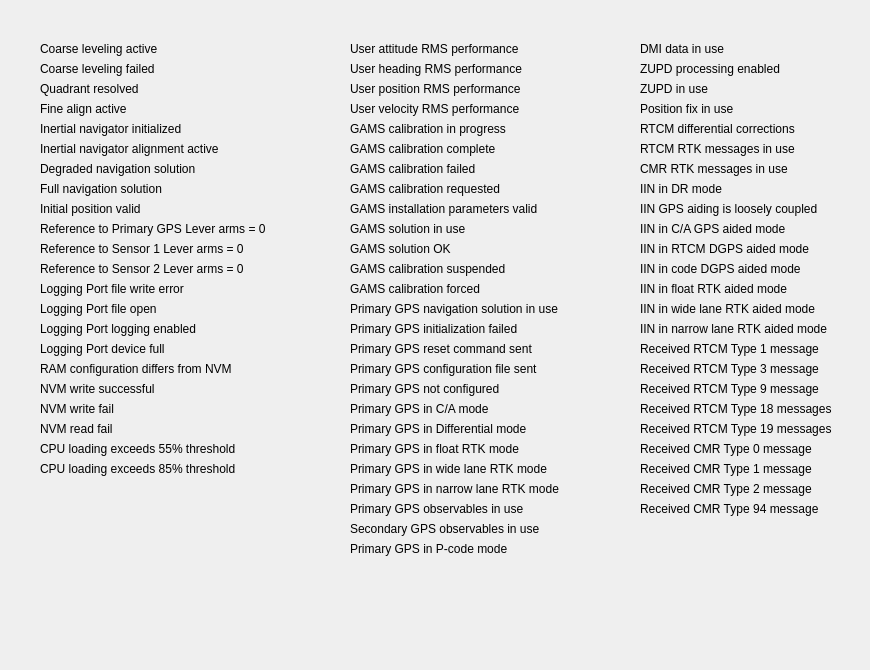
The window that src/lib/visualization/StatusControl.ui (jmaye/libposlv) describes before a commit, drawn with Qt 5.
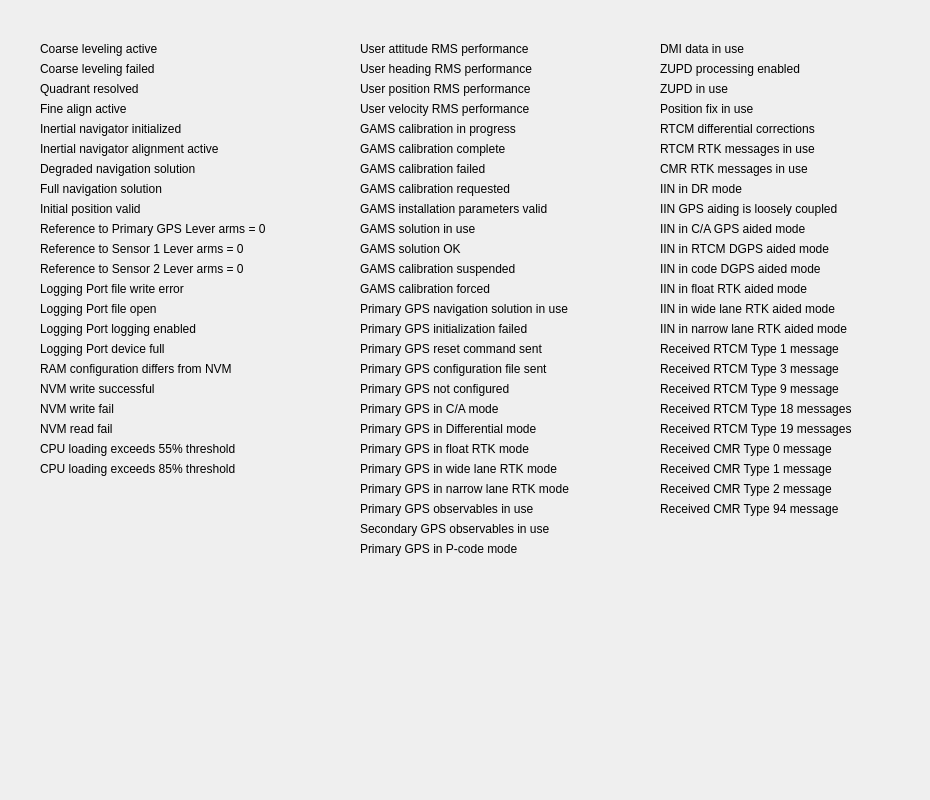
The same window after the commit. Custom widgets are drawn as their Qt base class.

```diff
--- a/src/lib/visualization/StatusControl.ui
+++ b/src/lib/visualization/StatusControl.ui
@@ -6,8 +6,8 @@
    <rect>
     <x>0</x>
     <y>0</y>
-    <width>870</width>
-    <height>670</height>
+    <width>930</width>
+    <height>800</height>
    </rect>
   </property>
   <property name="windowTitle">
@@ -522,7 +522,7 @@
   <widget class="Led" name="gamsInstallParamsLed" native="true">
    <property name="geometry">
     <rect>
-     <x>320</x>
+     <x>330</x>
      <y>200</y>
      <width>16</width>
      <height>16</height>
@@ -532,7 +532,7 @@
   <widget class="Led" name="primGPSRTKModeLed" native="true">
    <property name="geometry">
     <rect>
-     <x>320</x>
+     <x>330</x>
      <y>440</y>
      <width>16</width>
      <height>16</height>
@@ -542,7 +542,7 @@
   <widget class="QLabel" name="label_11">
    <property name="geometry">
     <rect>
-     <x>350</x>
+     <x>360</x>
      <y>320</y>
      <width>211</width>
      <height>17</height>
@@ -555,7 +555,7 @@
   <widget class="Led" name="primGPSNotConfiguredLed" native="true">
    <property name="geometry">
     <rect>
-     <x>320</x>
+     <x>330</x>
      <y>380</y>
      <width>16</width>
      <height>16</height>
@@ -565,7 +565,7 @@
   <widget class="QLabel" name="label_24">
    <property name="geometry">
     <rect>
-     <x>350</x>
+     <x>360</x>
      <y>160</y>
      <width>161</width>
      <height>17</height>
@@ -578,7 +578,7 @@
   <widget class="Led" name="gamsCalibReqLed" native="true">
    <property name="geometry">
     <rect>
-     <x>320</x>
+     <x>330</x>
      <y>180</y>
      <width>16</width>
      <height>16</height>
@@ -588,7 +588,7 @@
   <widget class="QLabel" name="label_25">
    <property name="geometry">
     <rect>
-     <x>350</x>
+     <x>360</x>
      <y>40</y>
      <width>211</width>
      <height>17</height>
@@ -601,7 +601,7 @@
   <widget class="QLabel" name="label_26">
    <property name="geometry">
     <rect>
-     <x>350</x>
+     <x>360</x>
      <y>360</y>
      <width>231</width>
      <height>17</height>
@@ -614,7 +614,7 @@
   <widget class="QLabel" name="label_27">
    <property name="geometry">
     <rect>
-     <x>350</x>
+     <x>360</x>
      <y>380</y>
      <width>181</width>
      <height>17</height>
@@ -627,7 +627,7 @@
   <widget class="QLabel" name="label_28">
    <property name="geometry">
     <rect>
-     <x>350</x>
+     <x>360</x>
      <y>460</y>
      <width>241</width>
      <height>17</height>
@@ -640,7 +640,7 @@
   <widget class="QLabel" name="label_29">
    <property name="geometry">
     <rect>
-     <x>350</x>
+     <x>360</x>
      <y>180</y>
      <width>191</width>
      <height>17</height>
@@ -653,7 +653,7 @@
   <widget class="Led" name="attitudeRMSLed" native="true">
    <property name="geometry">
     <rect>
-     <x>320</x>
+     <x>330</x>
      <y>40</y>
      <width>16</width>
      <height>16</height>
@@ -663,7 +663,7 @@
   <widget class="Led" name="primGPSCAModeLed" native="true">
    <property name="geometry">
     <rect>
-     <x>320</x>
+     <x>330</x>
      <y>400</y>
      <width>16</width>
      <height>16</height>
@@ -673,7 +673,7 @@
   <widget class="QLabel" name="label_30">
    <property name="geometry">
     <rect>
-     <x>350</x>
+     <x>360</x>
      <y>260</y>
      <width>191</width>
      <height>17</height>
@@ -686,7 +686,7 @@
   <widget class="Led" name="gamsCalibFailedLed" native="true">
    <property name="geometry">
     <rect>
-     <x>320</x>
+     <x>330</x>
      <y>160</y>
      <width>16</width>
      <height>16</height>
@@ -696,7 +696,7 @@
   <widget class="QLabel" name="label_31">
    <property name="geometry">
     <rect>
-     <x>350</x>
+     <x>360</x>
      <y>300</y>
      <width>261</width>
      <height>17</height>
@@ -709,7 +709,7 @@
   <widget class="QLabel" name="label_32">
    <property name="geometry">
     <rect>
-     <x>350</x>
+     <x>360</x>
      <y>280</y>
      <width>161</width>
      <height>17</height>
@@ -722,7 +722,7 @@
   <widget class="QLabel" name="label_33">
    <property name="geometry">
     <rect>
-     <x>350</x>
+     <x>360</x>
      <y>240</y>
      <width>121</width>
      <height>17</height>
@@ -735,7 +735,7 @@
   <widget class="Led" name="primGPSResetLed" native="true">
    <property name="geometry">
     <rect>
-     <x>320</x>
+     <x>330</x>
      <y>340</y>
      <width>16</width>
      <height>16</height>
@@ -745,7 +745,7 @@
   <widget class="QLabel" name="label_34">
    <property name="geometry">
     <rect>
-     <x>350</x>
+     <x>360</x>
      <y>400</y>
      <width>171</width>
      <height>17</height>
@@ -758,7 +758,7 @@
   <widget class="QLabel" name="label_35">
    <property name="geometry">
     <rect>
-     <x>350</x>
+     <x>360</x>
      <y>420</y>
      <width>221</width>
      <height>17</height>
@@ -771,7 +771,7 @@
   <widget class="QLabel" name="label_36">
    <property name="geometry">
     <rect>
-     <x>350</x>
+     <x>360</x>
      <y>140</y>
      <width>181</width>
      <height>17</height>
@@ -784,7 +784,7 @@
   <widget class="Led" name="velRMSLed" native="true">
    <property name="geometry">
     <rect>
-     <x>320</x>
+     <x>330</x>
      <y>100</y>
      <width>16</width>
      <height>16</height>
@@ -794,7 +794,7 @@
   <widget class="Led" name="gamsSolOkLed" native="true">
    <property name="geometry">
     <rect>
-     <x>320</x>
+     <x>330</x>
      <y>240</y>
      <width>16</width>
      <height>16</height>
@@ -804,7 +804,7 @@
   <widget class="Led" name="primGPSInitFailedLed" native="true">
    <property name="geometry">
     <rect>
-     <x>320</x>
+     <x>330</x>
      <y>320</y>
      <width>16</width>
      <height>16</height>
@@ -814,7 +814,7 @@
   <widget class="QLabel" name="label_37">
    <property name="geometry">
     <rect>
-     <x>350</x>
+     <x>360</x>
      <y>220</y>
      <width>141</width>
      <height>17</height>
@@ -827,7 +827,7 @@
   <widget class="Led" name="gamsCalibProgressLed" native="true">
    <property name="geometry">
     <rect>
-     <x>320</x>
+     <x>330</x>
      <y>120</y>
      <width>16</width>
      <height>16</height>
@@ -837,7 +837,7 @@
   <widget class="QLabel" name="label_38">
    <property name="geometry">
     <rect>
-     <x>350</x>
+     <x>360</x>
      <y>120</y>
      <width>191</width>
      <height>17</height>
@@ -850,7 +850,7 @@
   <widget class="Led" name="gamsCalibForcedLed" native="true">
    <property name="geometry">
     <rect>
-     <x>320</x>
+     <x>330</x>
      <y>280</y>
      <width>16</width>
      <height>16</height>
@@ -860,7 +860,7 @@
   <widget class="QLabel" name="label_39">
    <property name="geometry">
     <rect>
-     <x>350</x>
+     <x>360</x>
      <y>200</y>
      <width>241</width>
      <height>17</height>
@@ -873,7 +873,7 @@
   <widget class="QLabel" name="label_40">
    <property name="geometry">
     <rect>
-     <x>350</x>
+     <x>360</x>
      <y>80</y>
      <width>211</width>
      <height>17</height>
@@ -886,7 +886,7 @@
   <widget class="Led" name="primGPSConfigSentLed" native="true">
    <property name="geometry">
     <rect>
-     <x>320</x>
+     <x>330</x>
      <y>360</y>
      <width>16</width>
      <height>16</height>
@@ -896,7 +896,7 @@
   <widget class="Led" name="primGPSWideRTKModeLed" native="true">
    <property name="geometry">
     <rect>
-     <x>320</x>
+     <x>330</x>
      <y>460</y>
      <width>16</width>
      <height>16</height>
@@ -906,7 +906,7 @@
   <widget class="Led" name="headingRMSLed" native="true">
    <property name="geometry">
     <rect>
-     <x>320</x>
+     <x>330</x>
      <y>60</y>
      <width>16</width>
      <height>16</height>
@@ -916,7 +916,7 @@
   <widget class="QLabel" name="label_41">
    <property name="geometry">
     <rect>
-     <x>350</x>
+     <x>360</x>
      <y>440</y>
      <width>201</width>
      <height>17</height>
@@ -929,7 +929,7 @@
   <widget class="QLabel" name="label_42">
    <property name="geometry">
     <rect>
-     <x>350</x>
+     <x>360</x>
      <y>60</y>
      <width>211</width>
      <height>17</height>
@@ -942,7 +942,7 @@
   <widget class="QLabel" name="label_43">
    <property name="geometry">
     <rect>
-     <x>350</x>
+     <x>360</x>
      <y>100</y>
      <width>211</width>
      <height>17</height>
@@ -955,7 +955,7 @@
   <widget class="Led" name="primGPSNavSolInUseLed" native="true">
    <property name="geometry">
     <rect>
-     <x>320</x>
+     <x>330</x>
      <y>300</y>
      <width>16</width>
      <height>16</height>
@@ -965,7 +965,7 @@
   <widget class="QLabel" name="label_44">
    <property name="geometry">
     <rect>
-     <x>350</x>
+     <x>360</x>
      <y>340</y>
      <width>221</width>
      <height>17</height>
@@ -978,7 +978,7 @@
   <widget class="Led" name="gamsCalibSuspLed" native="true">
    <property name="geometry">
     <rect>
-     <x>320</x>
+     <x>330</x>
      <y>260</y>
      <width>16</width>
      <height>16</height>
@@ -988,7 +988,7 @@
   <widget class="Led" name="gamsSolInUseLed" native="true">
    <property name="geometry">
     <rect>
-     <x>320</x>
+     <x>330</x>
      <y>220</y>
      <width>16</width>
      <height>16</height>
@@ -998,7 +998,7 @@
   <widget class="Led" name="primGPSDIffModLed" native="true">
    <property name="geometry">
     <rect>
-     <x>320</x>
+     <x>330</x>
      <y>420</y>
      <width>16</width>
      <height>16</height>
@@ -1008,7 +1008,7 @@
   <widget class="Led" name="posRMSLed" native="true">
    <property name="geometry">
     <rect>
-     <x>320</x>
+     <x>330</x>
      <y>80</y>
      <width>16</width>
      <height>16</height>
@@ -1018,7 +1018,7 @@
   <widget class="Led" name="gamsCalibCompleteLed" native="true">
    <property name="geometry">
     <rect>
-     <x>320</x>
+     <x>330</x>
      <y>140</y>
      <width>16</width>
      <height>16</height>
@@ -1028,7 +1028,7 @@
   <widget class="Led" name="primGPSNarrowRTKModeLed" native="true">
    <property name="geometry">
     <rect>
-     <x>320</x>
+     <x>330</x>
      <y>480</y>
      <width>16</width>
      <height>16</height>
@@ -1038,7 +1038,7 @@
   <widget class="QLabel" name="label_49">
    <property name="geometry">
     <rect>
-     <x>350</x>
+     <x>360</x>
      <y>520</y>
      <width>231</width>
      <height>17</height>
@@ -1051,7 +1051,7 @@
   <widget class="Led" name="secGPSObsLed" native="true">
    <property name="geometry">
     <rect>
-     <x>320</x>
+     <x>330</x>
      <y>520</y>
      <width>16</width>
      <height>16</height>
@@ -1061,7 +1061,7 @@
   <widget class="QLabel" name="label_51">
    <property name="geometry">
     <rect>
-     <x>350</x>
+     <x>360</x>
      <y>500</y>
      <width>211</width>
      <height>17</height>
@@ -1074,7 +1074,7 @@
   <widget class="Led" name="primGPSObsLed" native="true">
    <property name="geometry">
     <rect>
-     <x>320</x>
+     <x>330</x>
      <y>500</y>
      <width>16</width>
      <height>16</height>
@@ -1084,7 +1084,7 @@
   <widget class="QLabel" name="label_52">
    <property name="geometry">
     <rect>
-     <x>350</x>
+     <x>360</x>
      <y>480</y>
      <width>251</width>
      <height>17</height>
@@ -1097,7 +1097,7 @@
   <widget class="QLabel" name="label_53">
    <property name="geometry">
     <rect>
-     <x>350</x>
+     <x>360</x>
      <y>540</y>
      <width>191</width>
      <height>17</height>
@@ -1110,7 +1110,7 @@
   <widget class="Led" name="primGPSPCodeLed" native="true">
    <property name="geometry">
     <rect>
-     <x>320</x>
+     <x>330</x>
      <y>540</y>
      <width>16</width>
      <height>16</height>
@@ -1120,7 +1120,7 @@
   <widget class="QLabel" name="label_45">
    <property name="geometry">
     <rect>
-     <x>640</x>
+     <x>660</x>
      <y>140</y>
      <width>181</width>
      <height>17</height>
@@ -1133,7 +1133,7 @@
   <widget class="QLabel" name="label_46">
    <property name="geometry">
     <rect>
-     <x>640</x>
+     <x>660</x>
      <y>380</y>
      <width>211</width>
      <height>17</height>
@@ -1146,7 +1146,7 @@
   <widget class="QLabel" name="label_47">
    <property name="geometry">
     <rect>
-     <x>640</x>
+     <x>660</x>
      <y>80</y>
      <width>211</width>
      <height>17</height>
@@ -1159,7 +1159,7 @@
   <widget class="QLabel" name="label_48">
    <property name="geometry">
     <rect>
-     <x>640</x>
+     <x>660</x>
      <y>220</y>
      <width>171</width>
      <height>17</height>
@@ -1172,7 +1172,7 @@
   <widget class="QLabel" name="label_50">
    <property name="geometry">
     <rect>
-     <x>640</x>
+     <x>660</x>
      <y>300</y>
      <width>261</width>
      <height>17</height>
@@ -1185,7 +1185,7 @@
   <widget class="QLabel" name="label_54">
    <property name="geometry">
     <rect>
-     <x>640</x>
+     <x>660</x>
      <y>260</y>
      <width>191</width>
      <height>17</height>
@@ -1198,7 +1198,7 @@
   <widget class="QLabel" name="label_55">
    <property name="geometry">
     <rect>
-     <x>640</x>
+     <x>660</x>
      <y>480</y>
      <width>251</width>
      <height>17</height>
@@ -1211,7 +1211,7 @@
   <widget class="Led" name="cmrRTKMsgInUseLed" native="true">
    <property name="geometry">
     <rect>
-     <x>610</x>
+     <x>630</x>
      <y>160</y>
      <width>16</width>
      <height>16</height>
@@ -1221,7 +1221,7 @@
   <widget class="Led" name="iinDGPSLed" native="true">
    <property name="geometry">
     <rect>
-     <x>610</x>
+     <x>630</x>
      <y>260</y>
      <width>16</width>
      <height>16</height>
@@ -1231,7 +1231,7 @@
   <widget class="QLabel" name="label_56">
    <property name="geometry">
     <rect>
-     <x>640</x>
+     <x>660</x>
      <y>60</y>
      <width>211</width>
      <height>17</height>
@@ -1244,7 +1244,7 @@
   <widget class="Led" name="iinDRModeLed" native="true">
    <property name="geometry">
     <rect>
-     <x>610</x>
+     <x>630</x>
      <y>180</y>
      <width>16</width>
      <height>16</height>
@@ -1254,7 +1254,7 @@
   <widget class="Led" name="iinRTCMDGPSLed" native="true">
    <property name="geometry">
     <rect>
-     <x>610</x>
+     <x>630</x>
      <y>240</y>
      <width>16</width>
      <height>16</height>
@@ -1264,7 +1264,7 @@
   <widget class="Led" name="recRTCM18Led" native="true">
    <property name="geometry">
     <rect>
-     <x>610</x>
+     <x>630</x>
      <y>400</y>
      <width>16</width>
      <height>16</height>
@@ -1274,7 +1274,7 @@
   <widget class="QLabel" name="label_57">
    <property name="geometry">
     <rect>
-     <x>640</x>
+     <x>660</x>
      <y>400</y>
      <width>231</width>
      <height>17</height>
@@ -1287,7 +1287,7 @@
   <widget class="Led" name="zupdProcEnabledLed" native="true">
    <property name="geometry">
     <rect>
-     <x>610</x>
+     <x>630</x>
      <y>60</y>
      <width>16</width>
      <height>16</height>
@@ -1297,7 +1297,7 @@
   <widget class="Led" name="iinNarrowRTKLed" native="true">
    <property name="geometry">
     <rect>
-     <x>610</x>
+     <x>630</x>
      <y>320</y>
      <width>16</width>
      <height>16</height>
@@ -1307,7 +1307,7 @@
   <widget class="QLabel" name="label_58">
    <property name="geometry">
     <rect>
-     <x>640</x>
+     <x>660</x>
      <y>40</y>
      <width>211</width>
      <height>17</height>
@@ -1320,7 +1320,7 @@
   <widget class="QLabel" name="label_59">
    <property name="geometry">
     <rect>
-     <x>640</x>
+     <x>660</x>
      <y>420</y>
      <width>231</width>
      <height>17</height>
@@ -1333,7 +1333,7 @@
   <widget class="Led" name="iinWideRTKLed" native="true">
    <property name="geometry">
     <rect>
-     <x>610</x>
+     <x>630</x>
      <y>300</y>
      <width>16</width>
      <height>16</height>
@@ -1343,7 +1343,7 @@
   <widget class="Led" name="iinCALed" native="true">
    <property name="geometry">
     <rect>
-     <x>610</x>
+     <x>630</x>
      <y>220</y>
      <width>16</width>
      <height>16</height>
@@ -1353,7 +1353,7 @@
   <widget class="Led" name="rtcmRTKMsgInUseLed" native="true">
    <property name="geometry">
     <rect>
-     <x>610</x>
+     <x>630</x>
      <y>140</y>
      <width>16</width>
      <height>16</height>
@@ -1363,7 +1363,7 @@
   <widget class="QLabel" name="label_60">
    <property name="geometry">
     <rect>
-     <x>640</x>
+     <x>660</x>
      <y>180</y>
      <width>191</width>
      <height>17</height>
@@ -1376,7 +1376,7 @@
   <widget class="Led" name="recCMR94Led" native="true">
    <property name="geometry">
     <rect>
-     <x>610</x>
+     <x>630</x>
      <y>500</y>
      <width>16</width>
      <height>16</height>
@@ -1386,7 +1386,7 @@
   <widget class="QLabel" name="label_61">
    <property name="geometry">
     <rect>
-     <x>640</x>
+     <x>660</x>
      <y>240</y>
      <width>201</width>
      <height>17</height>
@@ -1399,7 +1399,7 @@
   <widget class="QLabel" name="label_62">
    <property name="geometry">
     <rect>
-     <x>640</x>
+     <x>660</x>
      <y>120</y>
      <width>191</width>
      <height>17</height>
@@ -1412,7 +1412,7 @@
   <widget class="Led" name="rtcmDiffCorrLed" native="true">
    <property name="geometry">
     <rect>
-     <x>610</x>
+     <x>630</x>
      <y>120</y>
      <width>16</width>
      <height>16</height>
@@ -1422,7 +1422,7 @@
   <widget class="QLabel" name="label_63">
    <property name="geometry">
     <rect>
-     <x>640</x>
+     <x>660</x>
      <y>320</y>
      <width>231</width>
      <height>17</height>
@@ -1435,7 +1435,7 @@
   <widget class="Led" name="dmiInUseLed" native="true">
    <property name="geometry">
     <rect>
-     <x>610</x>
+     <x>630</x>
      <y>40</y>
      <width>16</width>
      <height>16</height>
@@ -1445,7 +1445,7 @@
   <widget class="QLabel" name="label_64">
    <property name="geometry">
     <rect>
-     <x>640</x>
+     <x>660</x>
      <y>100</y>
      <width>211</width>
      <height>17</height>
@@ -1458,7 +1458,7 @@
   <widget class="QLabel" name="label_65">
    <property name="geometry">
     <rect>
-     <x>640</x>
+     <x>660</x>
      <y>280</y>
      <width>181</width>
      <height>17</height>
@@ -1471,7 +1471,7 @@
   <widget class="QLabel" name="label_66">
    <property name="geometry">
     <rect>
-     <x>640</x>
+     <x>660</x>
      <y>200</y>
      <width>241</width>
      <height>17</height>
@@ -1484,7 +1484,7 @@
   <widget class="QLabel" name="label_67">
    <property name="geometry">
     <rect>
-     <x>640</x>
+     <x>660</x>
      <y>340</y>
      <width>221</width>
      <height>17</height>
@@ -1497,7 +1497,7 @@
   <widget class="Led" name="iinRTKLed" native="true">
    <property name="geometry">
     <rect>
-     <x>610</x>
+     <x>630</x>
      <y>280</y>
      <width>16</width>
      <height>16</height>
@@ -1507,7 +1507,7 @@
   <widget class="QLabel" name="label_70">
    <property name="geometry">
     <rect>
-     <x>640</x>
+     <x>660</x>
      <y>440</y>
      <width>211</width>
      <height>17</height>
@@ -1520,7 +1520,7 @@
   <widget class="Led" name="recCMR0Led" native="true">
    <property name="geometry">
     <rect>
-     <x>610</x>
+     <x>630</x>
      <y>440</y>
      <width>16</width>
      <height>16</height>
@@ -1530,7 +1530,7 @@
   <widget class="QLabel" name="label_71">
    <property name="geometry">
     <rect>
-     <x>640</x>
+     <x>660</x>
      <y>360</y>
      <width>231</width>
      <height>17</height>
@@ -1543,7 +1543,7 @@
   <widget class="Led" name="recRTCM19Led" native="true">
    <property name="geometry">
     <rect>
-     <x>610</x>
+     <x>630</x>
      <y>420</y>
      <width>16</width>
      <height>16</height>
@@ -1553,7 +1553,7 @@
   <widget class="QLabel" name="label_72">
    <property name="geometry">
     <rect>
-     <x>640</x>
+     <x>660</x>
      <y>160</y>
      <width>181</width>
      <height>17</height>
@@ -1566,7 +1566,7 @@
   <widget class="Led" name="posFixInUseLed" native="true">
    <property name="geometry">
     <rect>
-     <x>610</x>
+     <x>630</x>
      <y>100</y>
      <width>16</width>
      <height>16</height>
@@ -1576,7 +1576,7 @@
   <widget class="Led" name="zupdInUseLed" native="true">
    <property name="geometry">
     <rect>
-     <x>610</x>
+     <x>630</x>
      <y>80</y>
      <width>16</width>
      <height>16</height>
@@ -1586,7 +1586,7 @@
   <widget class="QLabel" name="label_73">
    <property name="geometry">
     <rect>
-     <x>640</x>
+     <x>660</x>
      <y>500</y>
      <width>211</width>
      <height>17</height>
@@ -1599,7 +1599,7 @@
   <widget class="Led" name="recCMR1Led" native="true">
    <property name="geometry">
     <rect>
-     <x>610</x>
+     <x>630</x>
      <y>460</y>
      <width>16</width>
      <height>16</height>
@@ -1609,7 +1609,7 @@
   <widget class="Led" name="recRTCM1Led" native="true">
    <property name="geometry">
     <rect>
-     <x>610</x>
+     <x>630</x>
      <y>340</y>
      <width>16</width>
      <height>16</height>
@@ -1619,7 +1619,7 @@
   <widget class="Led" name="iinGPSLed" native="true">
    <property name="geometry">
     <rect>
-     <x>610</x>
+     <x>630</x>
      <y>200</y>
      <width>16</width>
      <height>16</height>
@@ -1629,7 +1629,7 @@
   <widget class="QLabel" name="label_74">
    <property name="geometry">
     <rect>
-     <x>640</x>
+     <x>660</x>
      <y>460</y>
      <width>241</width>
      <height>17</height>
@@ -1642,7 +1642,7 @@
   <widget class="Led" name="recCMR2Led" native="true">
    <property name="geometry">
     <rect>
-     <x>610</x>
+     <x>630</x>
      <y>480</y>
      <width>16</width>
      <height>16</height>
@@ -1652,7 +1652,7 @@
   <widget class="Led" name="recRTCM9Led" native="true">
    <property name="geometry">
     <rect>
-     <x>610</x>
+     <x>630</x>
      <y>380</y>
      <width>16</width>
      <height>16</height>
@@ -1662,7 +1662,7 @@
   <widget class="Led" name="recRTCM3Led" native="true">
    <property name="geometry">
     <rect>
-     <x>610</x>
+     <x>630</x>
      <y>360</y>
      <width>16</width>
      <height>16</height>
```
